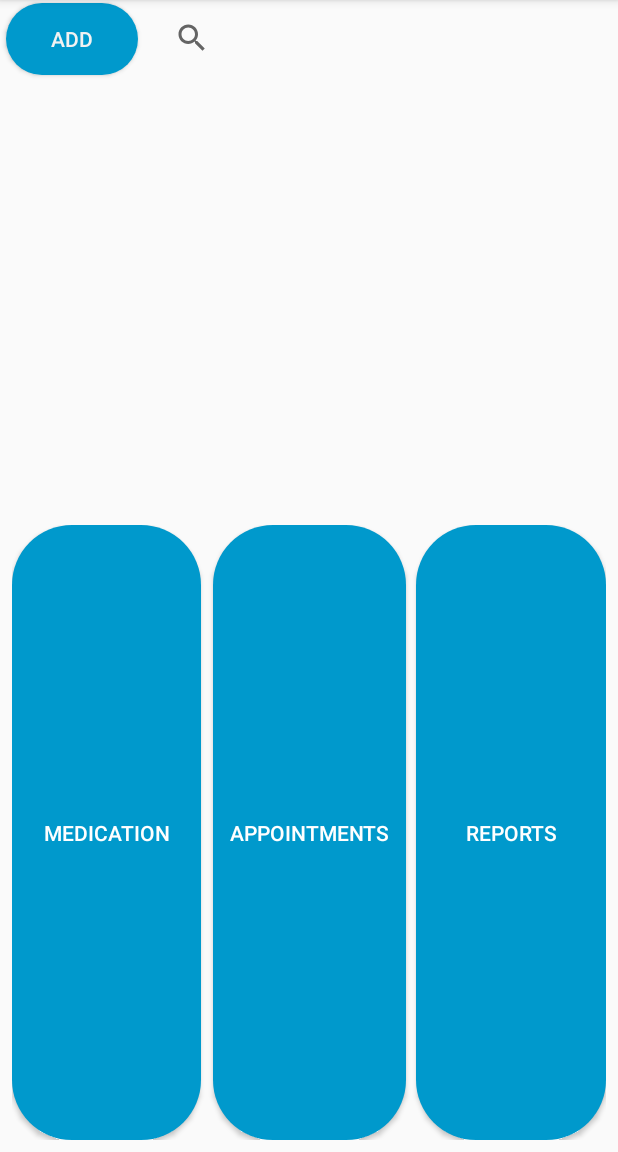
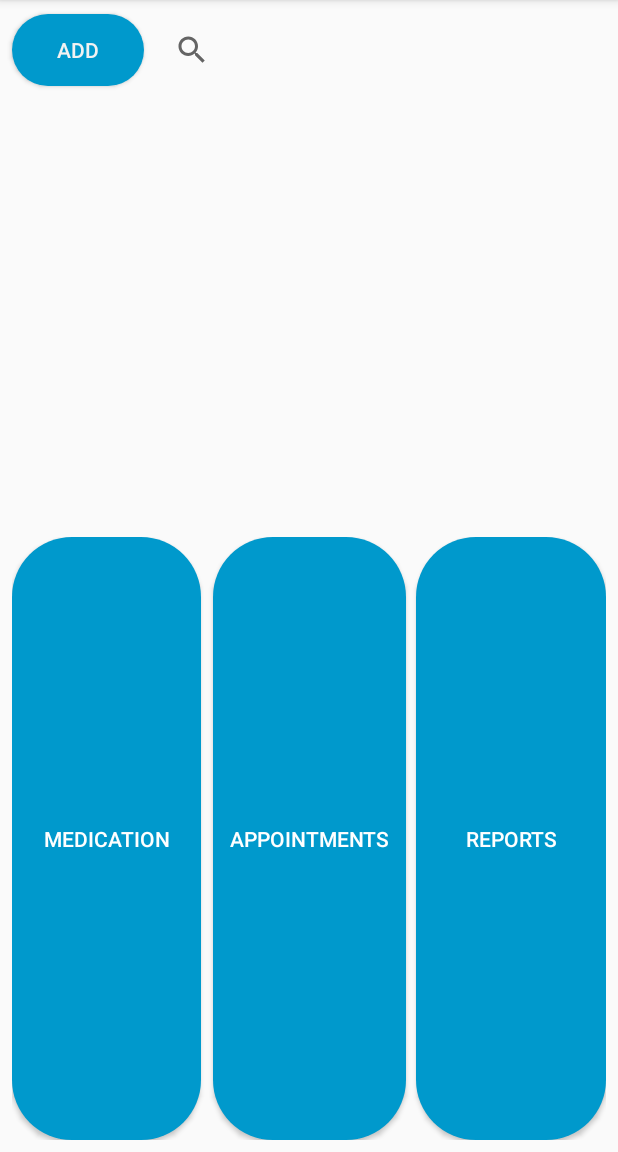
Before and after one commit to mjerwalla/M.A.N.S, an Android app: the HistoryActivity screen opened directly, with no data from a screen before it, on a phone screen of 412 x 824 dp, the part 84-1236 px from its top. Run offline under Robolectric (Android 15) with nearby library versions, the phone set to English and light mode, and no system bars.

Commit message:
layout changes

```diff
--- a/medaid/app/src/main/res/layout/activity_history.xml
+++ b/medaid/app/src/main/res/layout/activity_history.xml
@@ -10,6 +10,7 @@
         android:id="@+id/searchView"
         android:layout_width="300dp"
         android:layout_height="50dp"
+        android:layout_marginTop="8dp"
         android:layout_marginEnd="8dp"
         app:layout_constraintEnd_toEndOf="parent"
         app:layout_constraintTop_toTopOf="parent" />
@@ -18,11 +19,14 @@
         android:id="@+id/button"
         android:layout_width="wrap_content"
         android:layout_height="wrap_content"
-        android:layout_marginTop="2dp"
+        android:layout_marginStart="8dp"
+        android:layout_marginTop="8dp"
         android:layout_marginEnd="8dp"
+        android:layout_marginBottom="8dp"
         android:background="@drawable/button"
         android:text="@string/add"
         android:textColor="#F2F2F2"
+        app:layout_constraintBottom_toTopOf="@+id/listView"
         app:layout_constraintEnd_toStartOf="@+id/searchView"
         app:layout_constraintStart_toStartOf="parent"
         app:layout_constraintTop_toTopOf="parent" />
```
